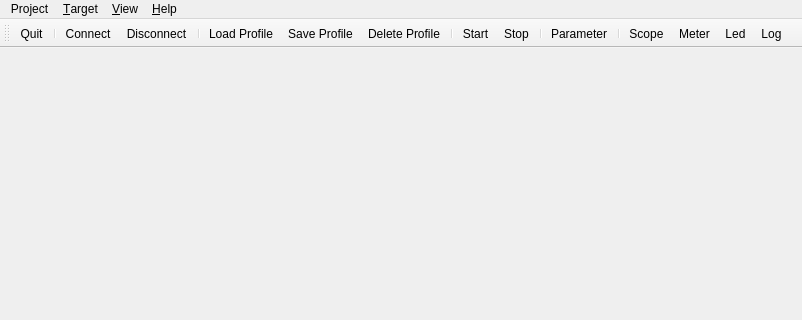
First picture: the form in src/qrl_main_window.ui, repository fcuzzocrea/QRTAILab, before the edit; both pictures show x 0 to 802 and y 0 to 320 of the 802 by 579 pixel window.
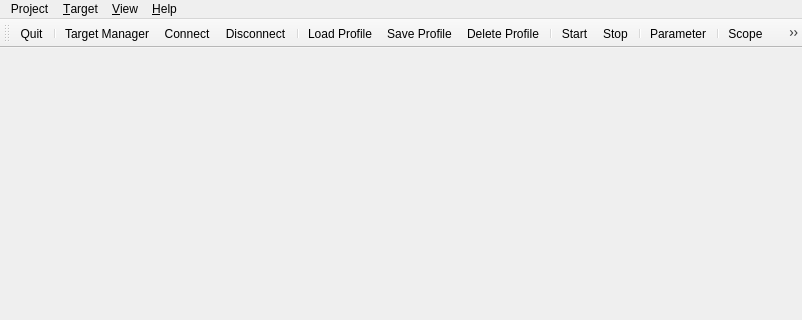
Second picture: the form after the edit. Icons and pictures are not drawn.

```diff
--- a/src/qrl_main_window.ui
+++ b/src/qrl_main_window.ui
@@ -135,6 +135,7 @@
    </attribute>
    <addaction name="actionExit" />
    <addaction name="separator" />
+   <addaction name="actionStartTarget" />
    <addaction name="actionConnect" />
    <addaction name="actionDisconnect" />
    <addaction name="separator" />
```
